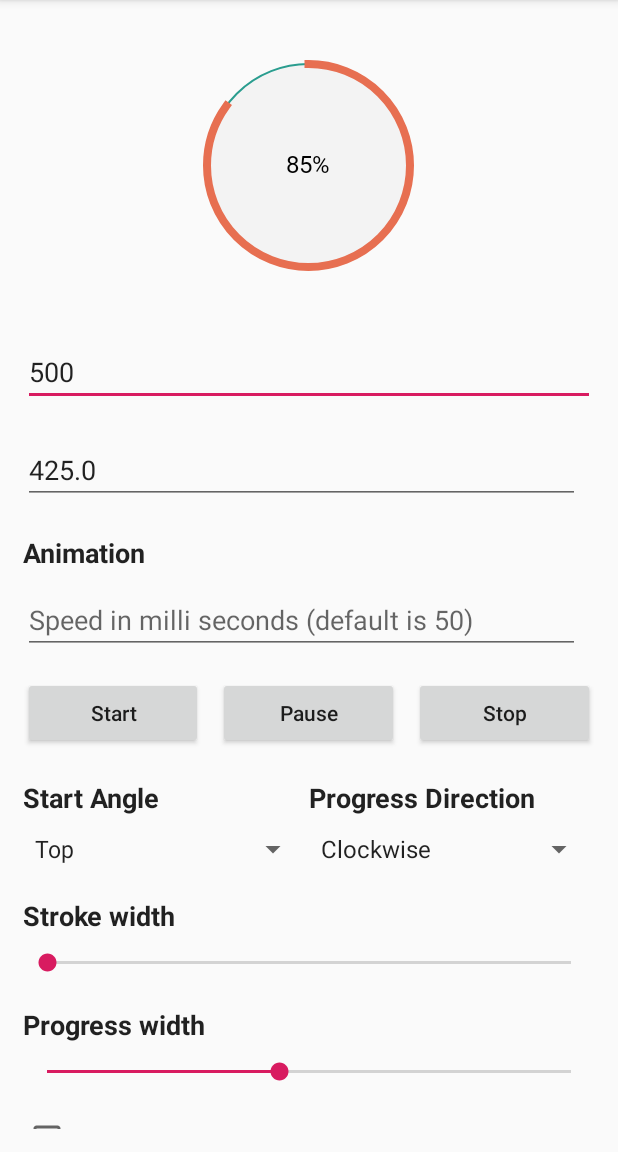
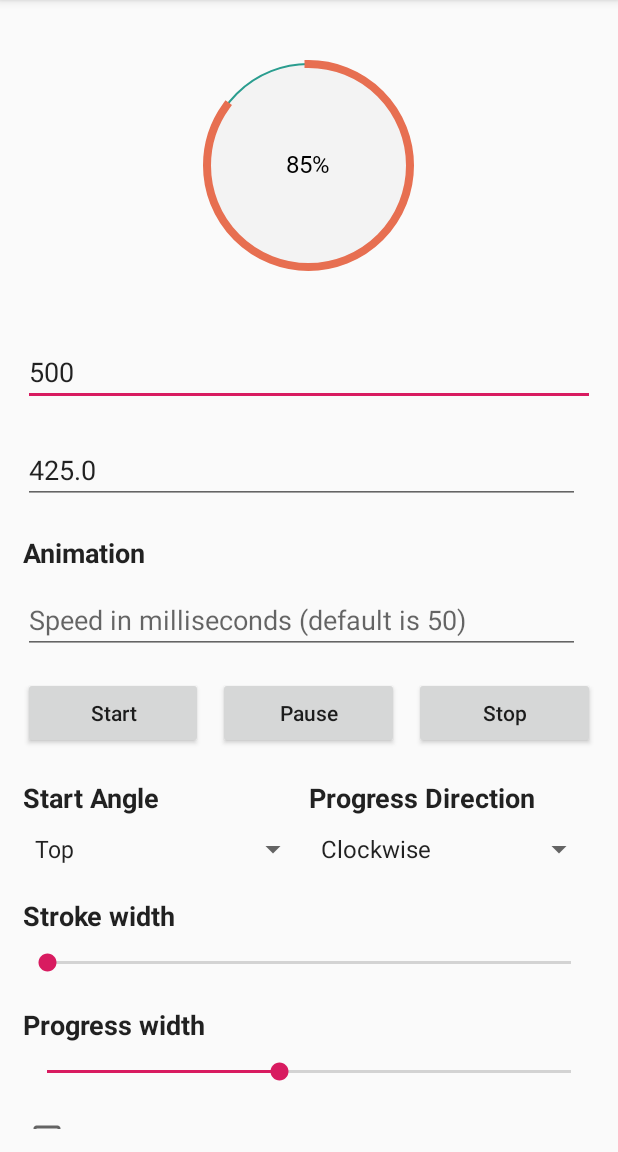
Before and after one commit to linkdevelopment/CircleProgress_Android, an Android app: the screen it shows after launch (MainActivity), on a phone screen of 412 x 824 dp, the part 84-1236 px from its top. Run offline under Robolectric (Android 15) with nearby library versions, the phone set to English and light mode, and no system bars; Roboto replaces fonts that are not available here.

Commit message:
apply code review

```diff
--- a/app/src/main/res/values/strings.xml
+++ b/app/src/main/res/values/strings.xml
@@ -62,9 +62,10 @@ limitations under the License.
     <string name="textColorHint">Text Color(Hex color)</string>
     <string name="maize">Maize</string>
     <string name="charcoal">Charcoal</string>
-    <string name="animationSpeedHint">Speed in milli seconds (default is 50)</string>
+    <string name="animationSpeedHint">Speed in milliseconds (default is 50)</string>
     <string name="pause">Pause</string>
     <string name="stop">Stop</string>
     <string name="animation">Animation</string>
+    <string name="pleaseEnterValidNumber">Please enter valid number</string>
 
 </resources>
--- a/circleprogress/src/main/kotlin/com/linkdev/circleprogress/CircularProgress.kt
+++ b/circleprogress/src/main/kotlin/com/linkdev/circleprogress/CircularProgress.kt
@@ -262,8 +262,7 @@ class CircularProgress(context: Context?, attrs: AttributeSet?) :
     }
 
     /**
-     * Sets custom font to the circle progress for drawing the text
-     * it take font res parameter for example R.font.custom_font
+     * Sets custom font family to the circle progress by using the sent font resource id
      */
     fun setTextFont(@FontRes font: Int) {
         textFont = ResourcesCompat.getFont(context, font)
```
Also changed, not shown: app/src/main/java/com/linkdev/circleprogress_sample/MainActivity.kt (+20 -2 lines), 3 other files.
